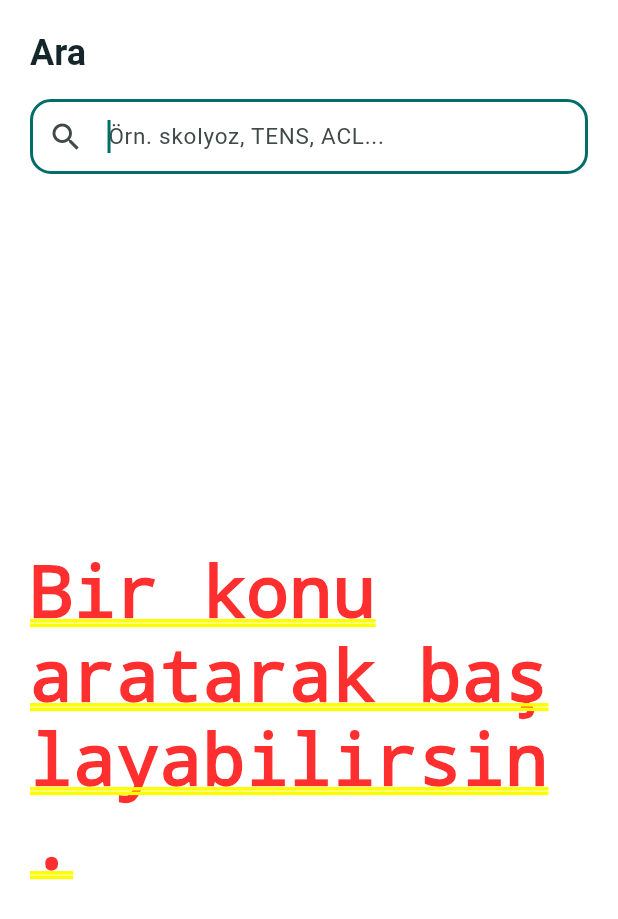
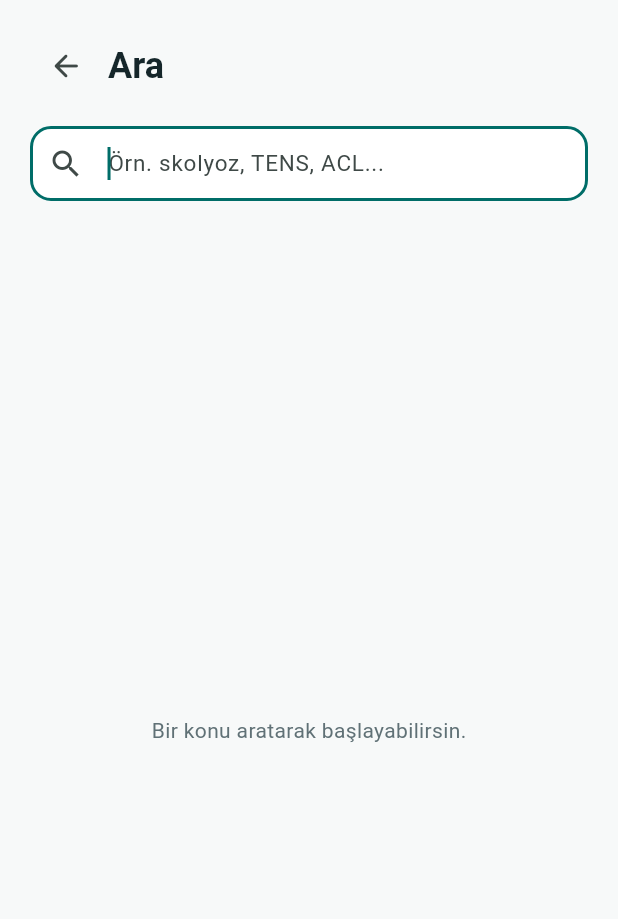
Before and after one commit to fztonurcan-cloud/FTR-Rebuild, a Flutter app: the SearchScreen screen opened by its route, on a phone screen of 412 x 824 dp. Shown: the top 919 px of the screen. Run offline on Flutter 3.47's test engine with Material 3 defaults, Android fonts, the phone set to English and light mode, and no system bars; our stand-ins replace flutter_html, flutter_riverpod, go_router, in_app_purchase, supabase_flutter; accounts and stored records are empty.

Commit message:
Fix search screen Material ancestor crash

```diff
--- a/phase_04/ftr_app/lib/features/search/presentation/search_screen.dart
+++ b/phase_04/ftr_app/lib/features/search/presentation/search_screen.dart
@@ -62,18 +62,30 @@ class _SearchScreenState extends ConsumerState<SearchScreen> {
   }
 
   @override
-  Widget build(BuildContext context) => SafeArea(
+  Widget build(BuildContext context) => Scaffold(
+        body: SafeArea(
           child: Padding(
             padding: const EdgeInsets.fromLTRB(20, 20, 20, 0),
             child: Column(
               crossAxisAlignment: CrossAxisAlignment.start,
               children: [
+                Row(
+                  children: [
+                    IconButton(
+                      tooltip: 'Geri',
+                      onPressed: () => context.canPop() ? context.pop() : context.go('/courses'),
+                      icon: const Icon(Icons.arrow_back_rounded),
+                    ),
+                    const SizedBox(width: 4),
                     Text('Ara', style: Theme.of(context).textTheme.headlineMedium),
+                  ],
+                ),
                 const SizedBox(height: 16),
                 TextField(
                   controller: controller,
                   autofocus: true,
                   textInputAction: TextInputAction.search,
+                  onChanged: (_) => setState(() {}),
                   onSubmitted: runSearch,
                   decoration: InputDecoration(
                     prefixIcon: const Icon(Icons.search),
@@ -98,6 +110,7 @@ class _SearchScreenState extends ConsumerState<SearchScreen> {
                 const SizedBox(height: 16),
                 Expanded(child: _buildResults(context)),
               ],
+            ),
           ),
         ),
       );
```
Lines whose indentation alone changed are shown as unchanged.
